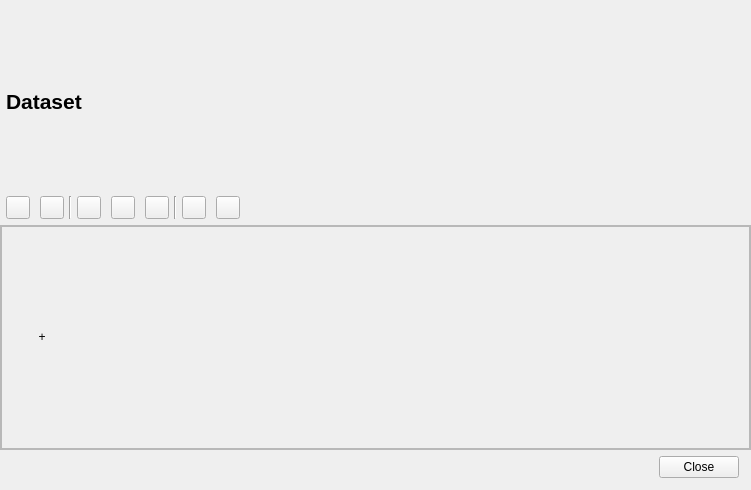
The window that labnote/ui/qt_ui/dataset.ui (drs/LabNote) describes before a commit, drawn with Qt 5.
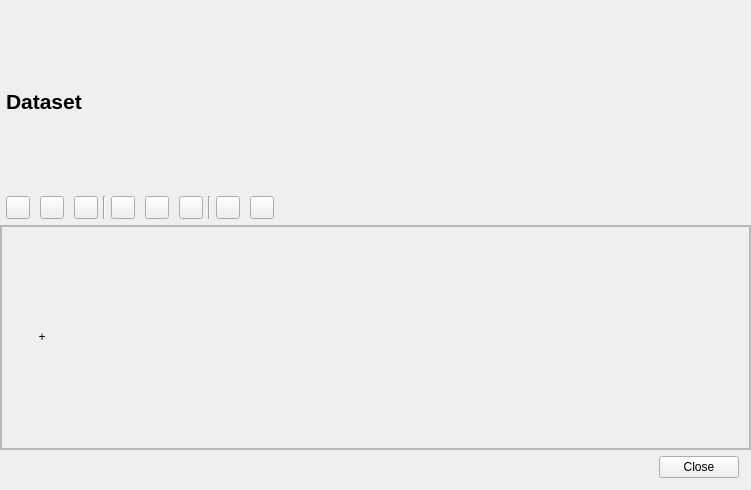
The same window after the commit.

Commit message: Added open dataset folder button

Diff of the .ui file:
```diff
--- a/labnote/ui/qt_ui/dataset.ui
+++ b/labnote/ui/qt_ui/dataset.ui
@@ -198,6 +198,29 @@
          </property>
         </widget>
        </item>
+       <item>
+        <spacer name="horizontalSpacer_12">
+         <property name="orientation">
+          <enum>Qt::Horizontal</enum>
+         </property>
+         <property name="sizeType">
+          <enum>QSizePolicy::Fixed</enum>
+         </property>
+         <property name="sizeHint" stdset="0">
+          <size>
+           <width>10</width>
+           <height>20</height>
+          </size>
+         </property>
+        </spacer>
+       </item>
+       <item>
+        <widget class="QToolButton" name="btn_folder">
+         <property name="text">
+          <string/>
+         </property>
+        </widget>
+       </item>
        <item>
         <spacer name="horizontalSpacer_10">
          <property name="orientation">
```
The commit also changes 5 other files.
